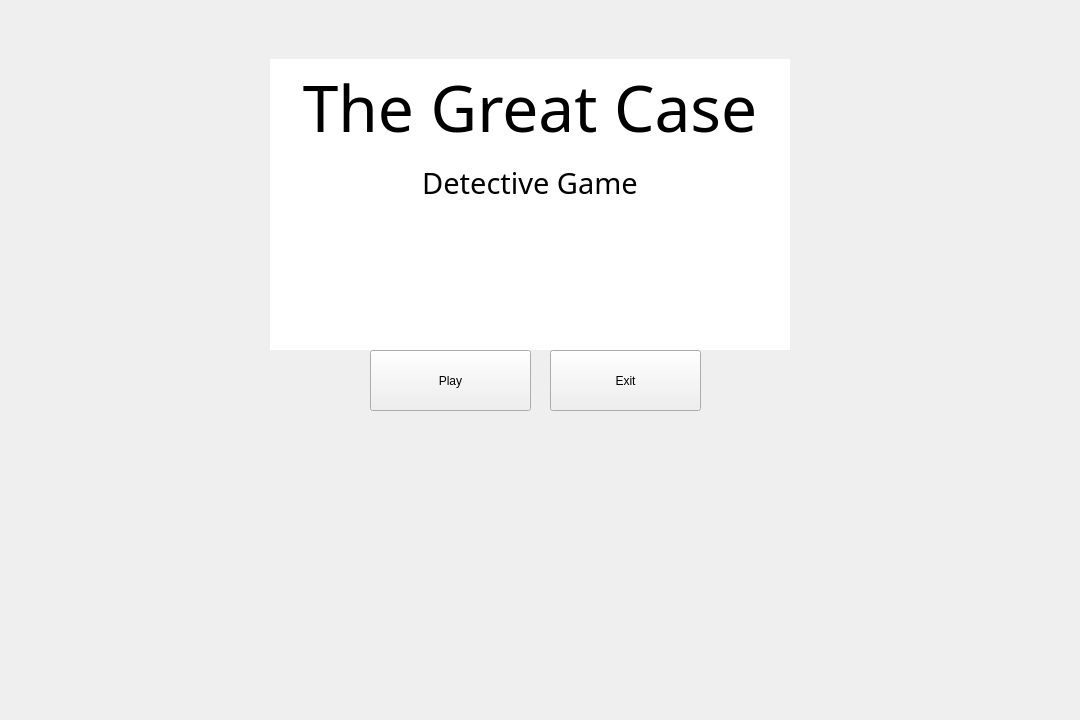
Above: mainwindow.ui from eriklemy/Detetive before the change. Below: the same form after it.
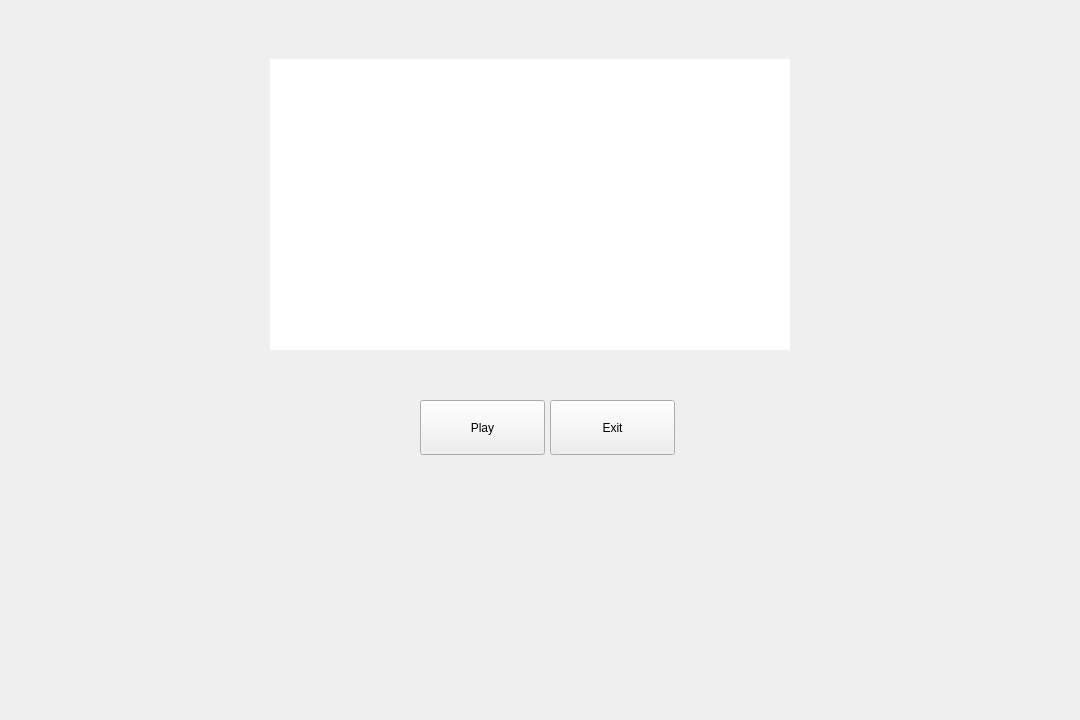
That is the form after the change.

The edit to the form file:
```diff
--- a/mainwindow.ui
+++ b/mainwindow.ui
@@ -33,12 +33,15 @@
    <widget class="QPushButton" name="playButton">
     <property name="geometry">
      <rect>
-      <x>370</x>
-      <y>350</y>
-      <width>161</width>
-      <height>61</height>
+      <x>420</x>
+      <y>400</y>
+      <width>125</width>
+      <height>55</height>
      </rect>
     </property>
+    <property name="styleSheet">
+     <string notr="true">background-color: rgb(75 85, 0);</string>
+    </property>
     <property name="text">
      <string>Play</string>
     </property>
@@ -47,11 +50,14 @@
     <property name="geometry">
      <rect>
       <x>550</x>
-      <y>350</y>
-      <width>151</width>
-      <height>61</height>
+      <y>400</y>
+      <width>125</width>
+      <height>55</height>
      </rect>
     </property>
+    <property name="styleSheet">
+     <string notr="true">background-color: rgb(75 85, 0);</string>
+    </property>
     <property name="text">
      <string>Exit</string>
     </property>
@@ -87,8 +93,8 @@
 &lt;html&gt;&lt;head&gt;&lt;meta name=&quot;qrichtext&quot; content=&quot;1&quot; /&gt;&lt;meta charset=&quot;utf-8&quot; /&gt;&lt;style type=&quot;text/css&quot;&gt;
 p, li { white-space: pre-wrap; }
 &lt;/style&gt;&lt;/head&gt;&lt;body style=&quot; font-family:'Iosevka NF'; font-size:9pt; font-weight:400; font-style:normal;&quot;&gt;
-&lt;p align=&quot;center&quot; style=&quot; margin-top:12px; margin-bottom:12px; margin-left:0px; margin-right:0px; -qt-block-indent:0; text-indent:0px;&quot;&gt;&lt;span style=&quot; font-family:'Segoe UI'; font-size:48pt;&quot;&gt;The Great Case&lt;/span&gt;&lt;/p&gt;
-&lt;p align=&quot;center&quot; style=&quot; margin-top:12px; margin-bottom:12px; margin-left:0px; margin-right:0px; -qt-block-indent:0; text-indent:0px;&quot;&gt;&lt;span style=&quot; font-family:'Segoe UI'; font-size:22pt;&quot;&gt;Detective Game&lt;/span&gt;&lt;/p&gt;&lt;/body&gt;&lt;/html&gt;</string>
+&lt;p align=&quot;center&quot; style=&quot; margin-top:12px; margin-bottom:12px; margin-left:0px; margin-right:0px; -qt-block-indent:0; text-indent:0px;&quot;&gt;&lt;span style=&quot; font-family:'Segoe UI'; font-size:48pt; color:#ffffff;&quot;&gt;The Great Case&lt;/span&gt;&lt;/p&gt;
+&lt;p align=&quot;center&quot; style=&quot; margin-top:12px; margin-bottom:12px; margin-left:0px; margin-right:0px; -qt-block-indent:0; text-indent:0px;&quot;&gt;&lt;span style=&quot; font-family:'Segoe UI'; font-size:22pt; color:#ffffff;&quot;&gt;Detective Game&lt;/span&gt;&lt;/p&gt;&lt;/body&gt;&lt;/html&gt;</string>
     </property>
    </widget>
   </widget>
```
